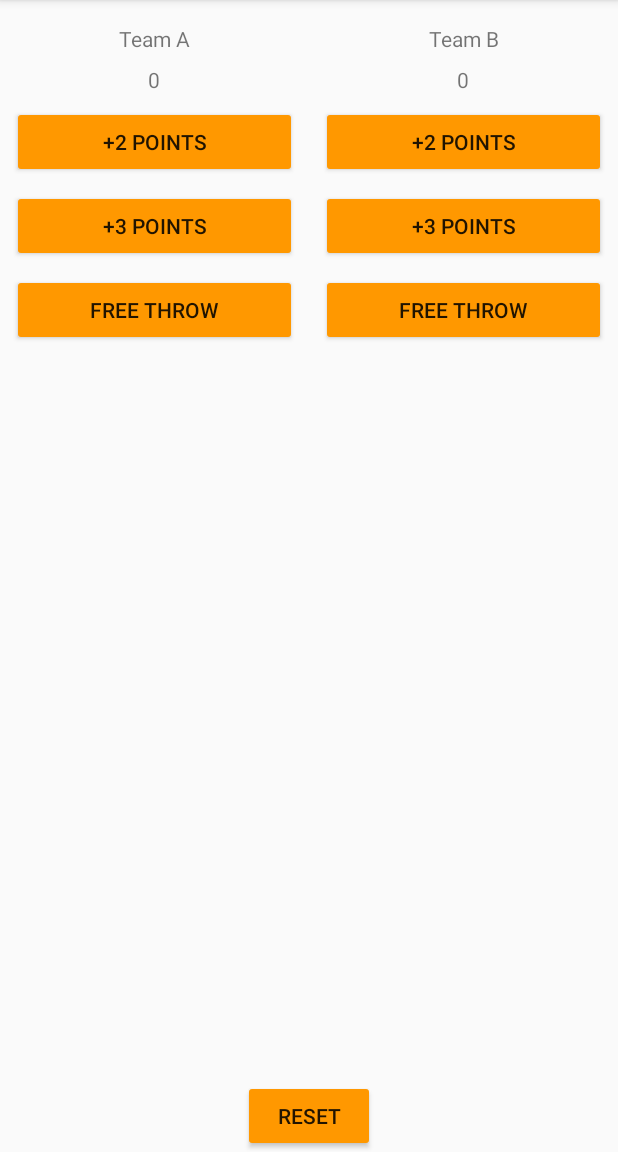
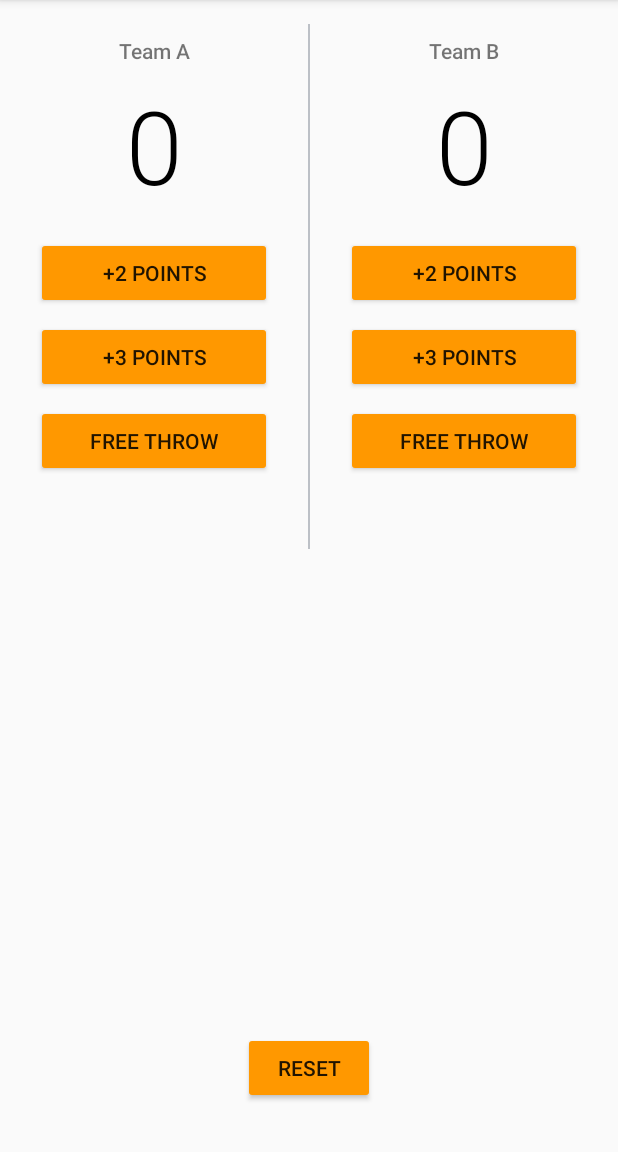
Before and after one commit to djmgeneseo/Court-Counter, an Android app: the screen it shows after launch (MainActivity), on a phone screen of 412 x 824 dp, the part 84-1236 px from its top. Run offline under Robolectric (Android 15) with nearby library versions, the phone set to English and light mode, and no system bars.

Commit message:
Make app look pretty; still need to fix landscape mode

```diff
--- a/app/src/main/res/layout/activity_main.xml
+++ b/app/src/main/res/layout/activity_main.xml
@@ -10,24 +10,26 @@
     android:orientation="horizontal"
     android:layout_width="match_parent"
     android:layout_height="match_parent"
+    android:layout_margin = "8dp"
     tools:context="com.example.android.courtcounter.MainActivity">
 
+    <!--Team A-->
     <LinearLayout
-        xmlns:android="http://schemas.android.com/apk/res/android"
-        xmlns:tools="http://schemas.android.com/tools"
         android:orientation="vertical"
         android:layout_width="0dp"
         android:layout_height="match_parent"
         android:layout_weight="1"
-        android:layout_margin="8dp"
-        tools:context="com.example.android.courtcounter.MainActivity">
+        android:layout_margin="8dp">
 
         <TextView
+            android:id="@+id/textView"
             android:layout_width="match_parent"
             android:layout_height="wrap_content"
+            android:layout_margin="8dp"
+            android:fontFamily="sans-serif-medium"
+            android:gravity="center"
             android:text="Team A"
-            android:gravity="center"
-            android:layout_margin="8dp"/>
+            android:textSize="14sp" />
 
         <TextView
             android:id="@+id/team_a_score"
@@ -35,7 +37,10 @@
             android:layout_height="wrap_content"
             android:text="0"
             android:gravity="center"
-            android:layout_marginBottom="8dp"/>
+            android:layout_marginBottom="16dp"
+            android:textColor="#000000"
+            android:textSize="68sp"
+            android:fontFamily="sans-serif-light"/>
 
         <Button
             android:id="@+id/two_pts_a"
@@ -44,6 +49,8 @@
             android:text="+2 Points"
             android:gravity="center"
             android:layout_marginBottom="8dp"
+            android:layout_marginLeft="8dp"
+            android:layout_marginRight="8dp"
             android:onClick="displayTwoA"/>
         <Button
             android:id="@+id/three_pts_a"
@@ -52,32 +59,46 @@
             android:text="+3 Points"
             android:gravity="center"
             android:layout_marginBottom="8dp"
+            android:layout_marginLeft="8dp"
+            android:layout_marginRight="8dp"
             android:onClick="displayThreeA"/>
         <Button
             android:id="@+id/free_throw_a"
             android:layout_width="match_parent"
             android:layout_height="wrap_content"
             android:text="Free Throw"
+            android:layout_marginLeft="8dp"
+            android:layout_marginRight="8dp"
             android:gravity="center"
             android:onClick="displayFreeA"/>
-        </LinearLayout>
+    </LinearLayout>
 
+    <!-- Line that divides team A and B -->
     <LinearLayout
-        xmlns:android="http://schemas.android.com/apk/res/android"
-        xmlns:tools="http://schemas.android.com/tools"
+        android:orientation="vertical"
+        android:layout_width="1dp"
+        android:layout_height="350dp"
+        android:layout_margin="8dp"
+        android:background="#bcc0c6">
+
+    </LinearLayout>
+
+    <!--Team B-->
+    <LinearLayout
         android:orientation="vertical"
         android:layout_width="0dp"
         android:layout_height="match_parent"
         android:layout_weight="1"
-        android:layout_margin="8dp"
-        tools:context="com.example.android.courtcounter.MainActivity">
+        android:layout_margin="8dp">
 
         <TextView
             android:layout_width="match_parent"
             android:layout_height="wrap_content"
             android:text="Team B"
             android:gravity="center"
-            android:layout_margin="8dp"/>
+            android:layout_margin="8dp"
+            android:textSize="14sp"
+            android:fontFamily="sans-serif-medium"/>
 
         <TextView
             android:id="@+id/team_b_score"
@@ -85,7 +106,10 @@
             android:layout_height="wrap_content"
             android:text="0"
             android:gravity="center"
-            android:layout_marginBottom="8dp"/>
+            android:layout_marginBottom="16dp"
+            android:textSize="68sp"
+            android:textColor="#000000"
+            android:fontFamily="sans-serif-light"/>
 
         <Button
             android:id="@+id/two_pts_b"
@@ -94,6 +118,8 @@
             android:text="+2 Points"
             android:gravity="center"
             android:layout_marginBottom="8dp"
+            android:layout_marginLeft="8dp"
+            android:layout_marginRight="8dp"
             android:onClick="displayTwoB"/>
         <Button
             android:id="@+id/three_pts_b"
@@ -102,23 +128,29 @@
             android:text="+3 Points"
             android:gravity="center"
             android:layout_marginBottom="8dp"
+            android:layout_marginLeft="8dp"
+            android:layout_marginRight="8dp"
             android:onClick="displayThreeB"/>
         <Button
             android:id="@+id/free_throw_b"
             android:layout_width="match_parent"
             android:layout_height="wrap_content"
             android:text="Free Throw"
+            android:layout_marginLeft="8dp"
+            android:layout_marginRight="8dp"
             android:gravity="center"
             android:onClick="displayFreeB"/>
     </LinearLayout>
 
 </LinearLayout>
 
+    <!-- Reset Button -->
     <Button
         android:layout_width="wrap_content"
         android:layout_height="wrap_content"
         android:layout_alignParentBottom="true"
         android:layout_centerHorizontal="true"
         android:text = "Reset"
-        android:onClick="resetScores"/>
+        android:onClick="resetScores"
+        android:layout_margin="32dp"/>
 </RelativeLayout>
--- a/app/src/main/res/values/styles.xml
+++ b/app/src/main/res/values/styles.xml
@@ -5,5 +5,6 @@
         <item name="colorPrimary">#FF9800</item>
         <!-- Background color of buttons in the app -->
         <item name="colorButtonNormal">#FF9800</item>
+        <item name="colorPrimaryDark">#000000</item>
     </style>
 </resources>
```
